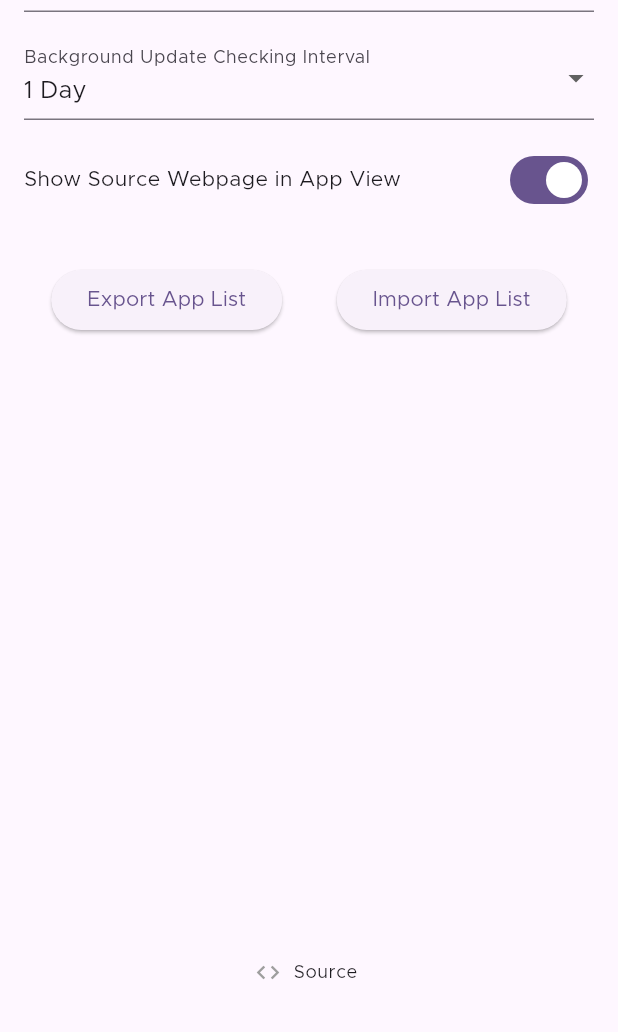
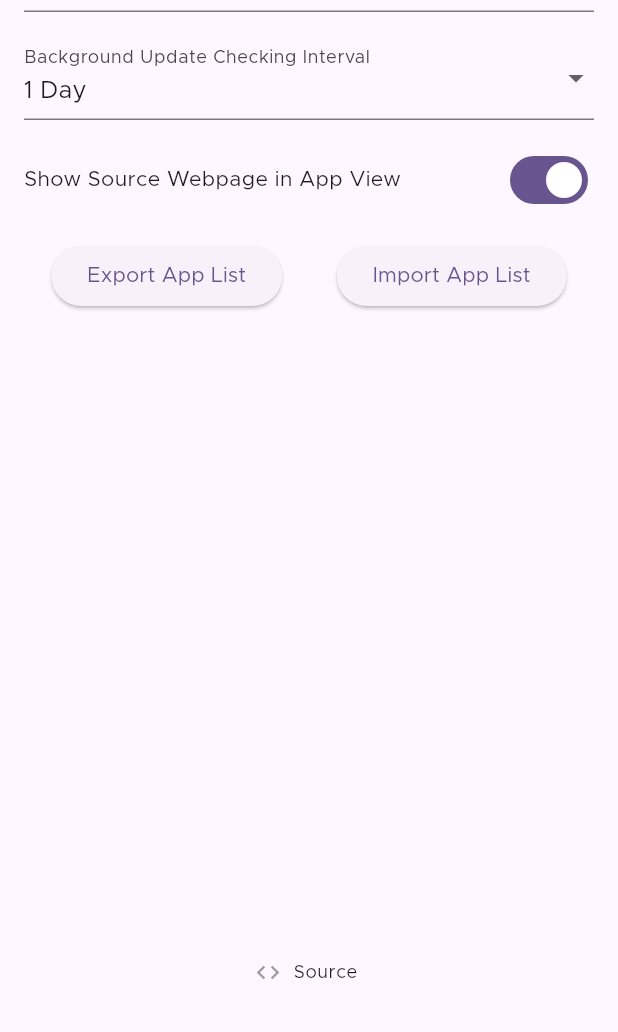
Before and after one commit to ImranR98/Obtainium, a Flutter app: the SettingsPage widget shown alone on an empty page, opened directly, on a phone screen of 412 x 824 dp, the part 204-1236 px from its top. Run offline on Flutter 3.47's test engine with Material 2 defaults, Android fonts, the phone set to English and light mode, and no system bars; drawn by our look-alikes of dynamic_color; our stand-ins replace device_info_plus, flutter_local_notifications, fluttertoast, permission_handler, shared_preferences, webview_flutter; missing offline and left inert: flutter_fgbg, install_plugin_v2, workmanager; accounts and stored records are empty; statements that could not run were skipped.

Commit message:
Updated plugins, incremented app version, ui tweaks

```diff
--- a/lib/main.dart
+++ b/lib/main.dart
@@ -12,7 +12,7 @@ import 'package:dynamic_color/dynamic_color.dart';
 import 'package:device_info_plus/device_info_plus.dart';
 
 const String currentReleaseTag =
-    'v0.1.7-beta'; // KEEP THIS IN SYNC WITH GITHUB RELEASES
+    'v0.1.8-beta'; // KEEP THIS IN SYNC WITH GITHUB RELEASES
 
 @pragma('vm:entry-point')
 void bgTaskCallback() {
--- a/lib/pages/apps.dart
+++ b/lib/pages/apps.dart
@@ -42,7 +42,7 @@ class _AppsPageState extends State<AppsPage> {
               : appsProvider.apps.isEmpty
                   ? Text(
                       'No Apps',
-                      style: Theme.of(context).textTheme.headline4,
+                      style: Theme.of(context).textTheme.headlineMedium,
                     )
                   : RefreshIndicator(
                       onRefresh: () {
--- a/lib/pages/settings.dart
+++ b/lib/pages/settings.dart
@@ -124,7 +124,7 @@ class _SettingsPageState extends State<SettingsPage> {
                     ],
                   ),
                   const SizedBox(
-                    height: 32,
+                    height: 16,
                   ),
                   Row(
                     mainAxisAlignment: MainAxisAlignment.spaceAround,
@@ -249,7 +249,7 @@ class _SettingsPageState extends State<SettingsPage> {
                         icon: const Icon(Icons.code),
                         label: Text(
                           'Source',
-                          style: Theme.of(context).textTheme.caption,
+                          style: Theme.of(context).textTheme.bodySmall,
                         ),
                       )
                     ],
```
Also changed, not shown: lib/pages/app.dart (+6 -4 lines), pubspec.yaml (+5 -5 lines), pubspec.lock.
